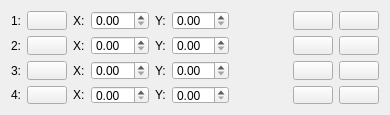
The window that pcdswidgets/ui/imaging/common/marker_selection_full.ui (pcdshub/pcdswidgets) describes before a commit, drawn with Qt 5.
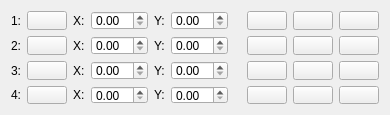
The same window after the commit. Custom widgets are drawn as their Qt base class.

Commit message: WIP: continued work on marker selection widget

What changed in the file:
```diff
--- a/pcdswidgets/ui/imaging/common/marker_selection_full.ui
+++ b/pcdswidgets/ui/imaging/common/marker_selection_full.ui
@@ -197,6 +197,25 @@
        </property>
       </spacer>
      </item>
+     <item>
+      <widget class="QPushButton" name="style_select">
+       <property name="minimumSize">
+        <size>
+         <width>40</width>
+         <height>0</height>
+        </size>
+       </property>
+       <property name="maximumSize">
+        <size>
+         <width>45</width>
+         <height>16777215</height>
+        </size>
+       </property>
+       <property name="text">
+        <string/>
+       </property>
+      </widget>
+     </item>
      <item>
       <widget class="QPushButton" name="point_1_select">
        <property name="minimumSize">
@@ -408,6 +427,25 @@
        </property>
       </spacer>
      </item>
+     <item>
+      <widget class="QPushButton" name="style_select_2">
+       <property name="minimumSize">
+        <size>
+         <width>40</width>
+         <height>0</height>
+        </size>
+       </property>
+       <property name="maximumSize">
+        <size>
+         <width>45</width>
+         <height>16777215</height>
+        </size>
+       </property>
+       <property name="text">
+        <string/>
+       </property>
+      </widget>
+     </item>
      <item>
       <widget class="QPushButton" name="point_2_select">
        <property name="minimumSize">
@@ -619,6 +657,25 @@
        </property>
       </spacer>
      </item>
+     <item>
+      <widget class="QPushButton" name="style_select_3">
+       <property name="minimumSize">
+        <size>
+         <width>40</width>
+         <height>0</height>
+        </size>
+       </property>
+       <property name="maximumSize">
+        <size>
+         <width>45</width>
+         <height>16777215</height>
+        </size>
+       </property>
+       <property name="text">
+        <string/>
+       </property>
+      </widget>
+     </item>
      <item>
       <widget class="QPushButton" name="point_3_select">
        <property name="minimumSize">
@@ -830,6 +887,25 @@
        </property>
       </spacer>
      </item>
+     <item>
+      <widget class="QPushButton" name="style_select_4">
+       <property name="minimumSize">
+        <size>
+         <width>40</width>
+         <height>0</height>
+        </size>
+       </property>
+       <property name="maximumSize">
+        <size>
+         <width>45</width>
+         <height>16777215</height>
+        </size>
+       </property>
+       <property name="text">
+        <string/>
+       </property>
+      </widget>
+     </item>
      <item>
       <widget class="QPushButton" name="point_4_select">
        <property name="minimumSize">
```
The commit also changes 6 other files.
